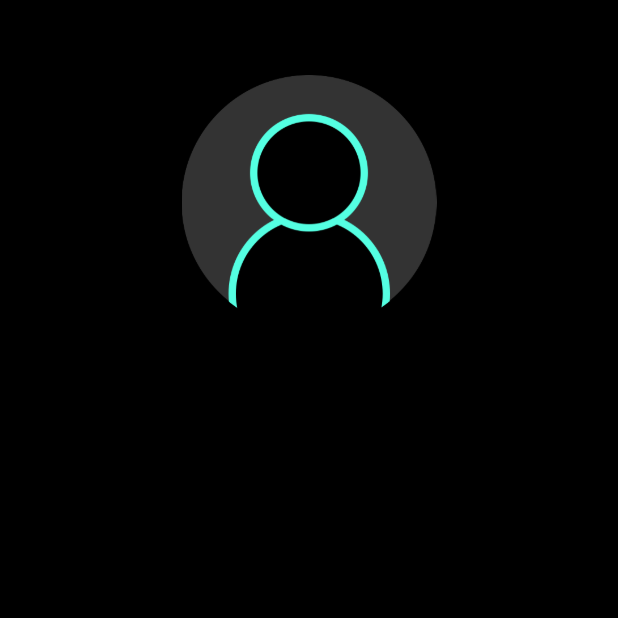
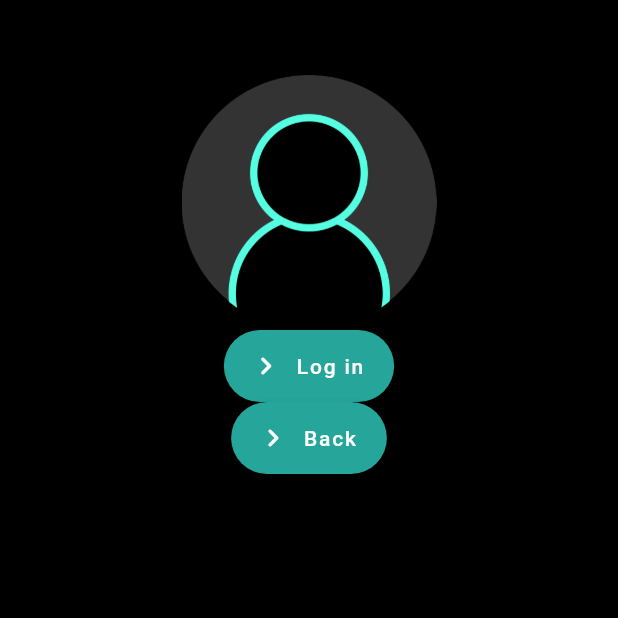
Before and after one commit to roybaishali07/Neon-Chat, a Flutter app: the screen it shows after launch, after a tap on "Next", on a phone screen of 412 x 824 dp, the top half of it. Run offline on Flutter 3.47's test engine with Material 2 defaults, Android fonts, the phone set to English and light mode, and no system bars.

Commit message:
added chatt page

```diff
--- a/lib/signin_signup.dart
+++ b/lib/signin_signup.dart
@@ -1,5 +1,7 @@
 //import 'package:flutter/gestures.dart';
 import 'package:flutter/material.dart';
+import './main.dart';
+import './chat.dart';
 
 class SigninOrSignupScreen extends StatelessWidget {
   Widget build(BuildContext context) {
@@ -16,6 +18,27 @@ class SigninOrSignupScreen extends StatelessWidget {
                     'images/user_avatar.png',
                     height: 170,
                   ),
+                  FloatingActionButton.extended(
+                    onPressed: () {
+                      runApp(Chat());
+                    },
+                    backgroundColor: Colors.teal[400],
+                    focusColor: Colors.teal[800],
+                    hoverColor: Colors.teal[500],
+                    label:
+                        Text("Log in", style: TextStyle(color: Colors.white)),
+                    icon: Icon(Icons.navigate_next_rounded),
+                  ),
+                  FloatingActionButton.extended(
+                    onPressed: () {
+                      runApp(MyApp());
+                    },
+                    backgroundColor: Colors.teal[400],
+                    focusColor: Colors.teal[800],
+                    hoverColor: Colors.teal[500],
+                    label: Text("Back", style: TextStyle(color: Colors.white)),
+                    icon: Icon(Icons.navigate_next_rounded),
+                  ),
                 ],
               ),
             ),
```
Also changed, not shown: lib/chat.dart (added, +16 -0 lines), lib/primary_button.dart (deleted, +0 -10 lines).
